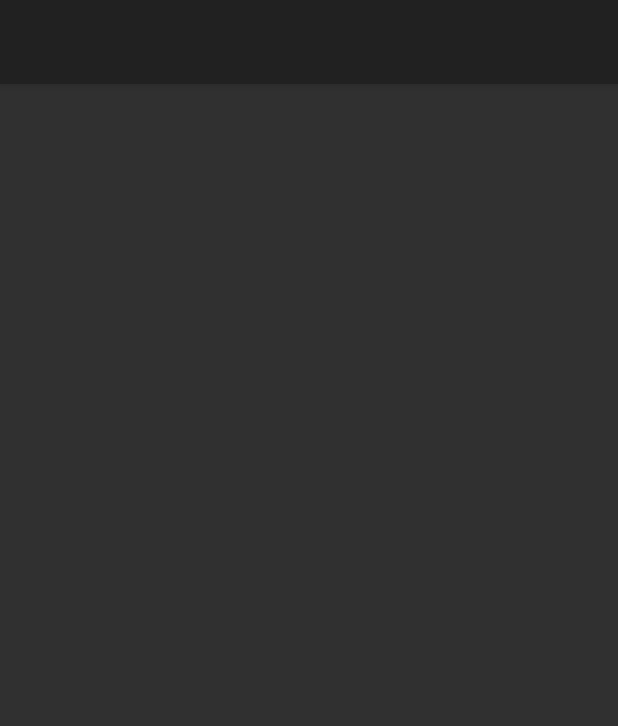
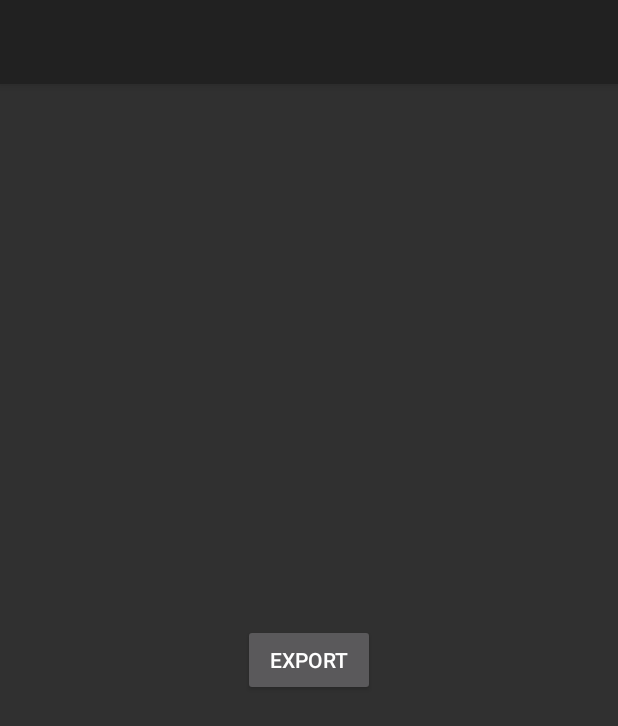
Before and after one commit to AdrS/ExportSMS, an Android app: the screen it shows after launch (MainActivity), on a phone screen of 412 x 824 dp. Shown: the top 726 px of the screen. Run offline under Robolectric (Android 15) with nearby library versions, the phone set to English and light mode, and no system bars.

Commit message:
ask user for READ_SMS permission + forgot to add xml for main activity

```diff
--- a/app/src/main/AndroidManifest.xml
+++ b/app/src/main/AndroidManifest.xml
@@ -1,6 +1,8 @@
 <?xml version="1.0" encoding="utf-8"?>
 <manifest xmlns:android="http://schemas.android.com/apk/res/android"
     package="com.adrianstoll.exportsms">
+
+    <uses-permission android:name="android.permission.READ_SMS"/>
 
     <application
         android:allowBackup="true"
--- /dev/null
+++ b/app/src/main/res/layout/activity_main.xml
@@ -0,0 +1,21 @@
+<?xml version="1.0" encoding="utf-8"?>
+<android.support.constraint.ConstraintLayout xmlns:android="http://schemas.android.com/apk/res/android"
+    xmlns:app="http://schemas.android.com/apk/res-auto"
+    xmlns:tools="http://schemas.android.com/tools"
+    android:layout_width="match_parent"
+    android:layout_height="match_parent"
+    tools:context=".MainActivity">
+
+    <Button
+        android:id="@+id/exportButton"
+        android:layout_width="wrap_content"
+        android:layout_height="wrap_content"
+        android:onClick="exportSMS"
+        android:text="Export"
+        app:layout_constraintBottom_toBottomOf="parent"
+        app:layout_constraintEnd_toEndOf="parent"
+        app:layout_constraintHorizontal_bias="0.5"
+        app:layout_constraintStart_toStartOf="parent"
+        app:layout_constraintTop_toTopOf="parent" />
+
+</android.support.constraint.ConstraintLayout>
```
Also changed, not shown: app/src/main/java/com/adrianstoll/exportsms/MainActivity.java (+51 -1 lines).
